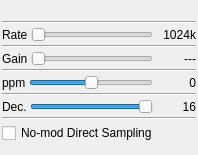
The window that plugins/samplesource/rtlsdr/rtlsdrgui.ui (f4exb/sdrangel) describes before a commit, drawn with Qt 5.
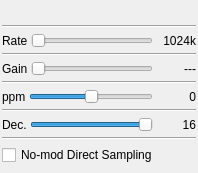
The same window after the commit. Custom widgets are drawn as their Qt base class.

The edit to the form file:
```diff
--- a/plugins/samplesource/rtlsdr/rtlsdrgui.ui
+++ b/plugins/samplesource/rtlsdr/rtlsdrgui.ui
@@ -7,7 +7,7 @@
     <x>0</x>
     <y>0</y>
     <width>198</width>
-    <height>155</height>
+    <height>173</height>
    </rect>
   </property>
   <property name="sizePolicy">
```
Left out of the diff: 3 changed lines with no effect on the pictures.
